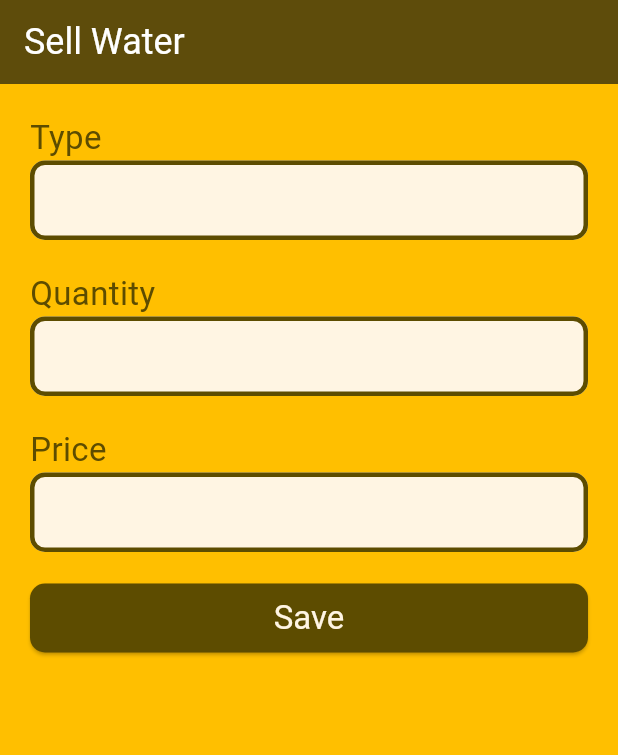
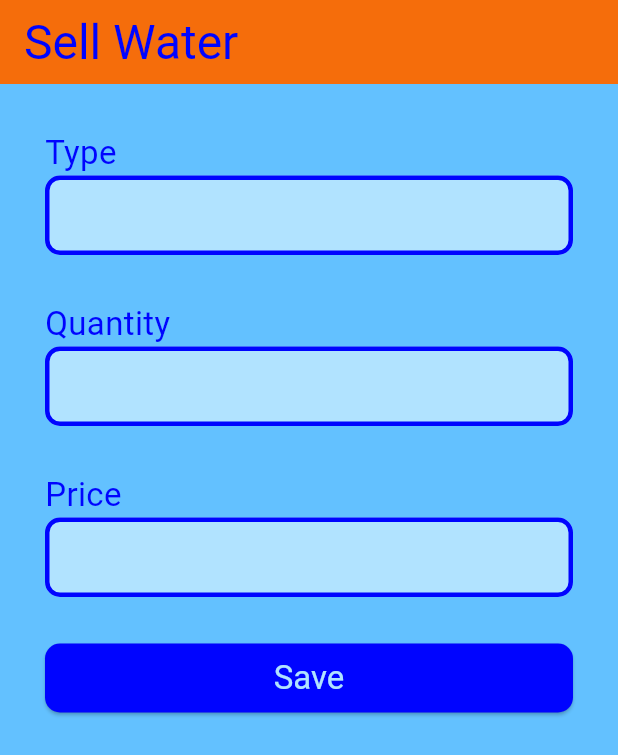
Before and after one commit to d86us/flutter_theme, a Flutter app: the screen it shows after launch, on a phone screen of 412 x 824 dp. Shown: the top 755 px of the screen. Run offline on Flutter 3.47's test engine with Material 3 defaults, Android fonts, the phone set to English and light mode, and no system bars.

Commit message:
color changes

```diff
--- a/lib/custom_textfield.dart
+++ b/lib/custom_textfield.dart
@@ -35,7 +35,7 @@ class CustomTextField extends StatelessWidget {
           enableSuggestions: false,
           decoration: const InputDecoration(labelText: null, hintText: null),
         ),
-        SizedBox(height: paddingBig), // use top-level constant
+        SizedBox(height: paddingBig),
       ],
     );
   }
--- a/lib/theme.dart
+++ b/lib/theme.dart
@@ -1,9 +1,10 @@
 import 'package:flutter/material.dart';
 
 // Basic colors
-const Color foreground = Color.fromARGB(255, 93, 76, 0);
-const Color background = Color.fromARGB(255, 255, 191, 0);
-const Color white = Color.fromARGB(255, 255, 245, 227);
+const Color foreground = Color.fromARGB(255, 0, 4, 255);
+const Color background = Color.fromARGB(255, 99, 193, 255);
+const Color appBarBackground = Color.fromARGB(255, 255, 0, 72);
+const Color white = Color.fromARGB(255, 177, 227, 255);
 const Color red = Color.fromARGB(255, 255, 0, 0);
 const Color green = Color.fromARGB(255, 0, 200, 0);
 
@@ -11,9 +12,9 @@ const Color green = Color.fromARGB(255, 0, 200, 0);
 const double borderRadius = 10.0;
 const double borderWidth = 3.0;
 const double paddingSmall = 10.0;
-const double paddingBig = 20.0;
+const double paddingBig = 30.0;
 const double textSizeMedium = 22.0;
-const double textSizeLarge = 24.0;
+const double textSizeLarge = 32.0;
 
 // Theme
 final ThemeData appTheme = ThemeData(
@@ -23,10 +24,10 @@ final ThemeData appTheme = ThemeData(
     bodyLarge: TextStyle(fontSize: textSizeMedium, color: foreground),
   ),
   appBarTheme: const AppBarTheme(
-    backgroundColor: foreground,
-    foregroundColor: white,
+    backgroundColor: Color.fromARGB(255, 255, 111, 0),
+    foregroundColor: foreground,
     elevation: 2,
-    titleTextStyle: TextStyle(fontSize: textSizeLarge),
+    titleTextStyle: TextStyle(fontSize: textSizeLarge, color: foreground),
   ),
   elevatedButtonTheme: ElevatedButtonThemeData(
     style: ElevatedButton.styleFrom(
```
